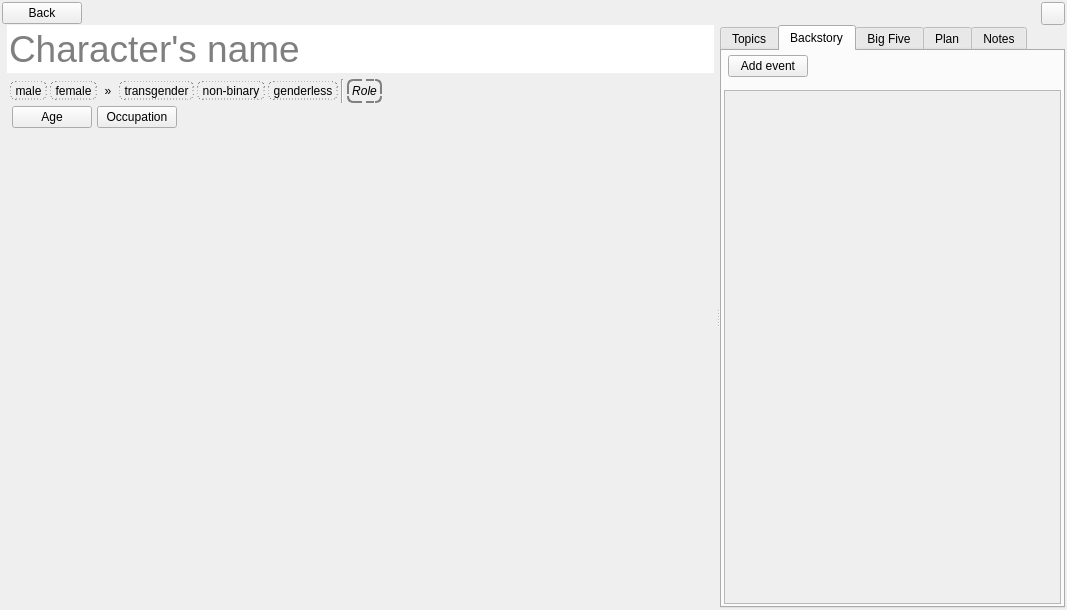
Old version of the form ui/character_editor.ui in the repository zkovari/plotlyst.
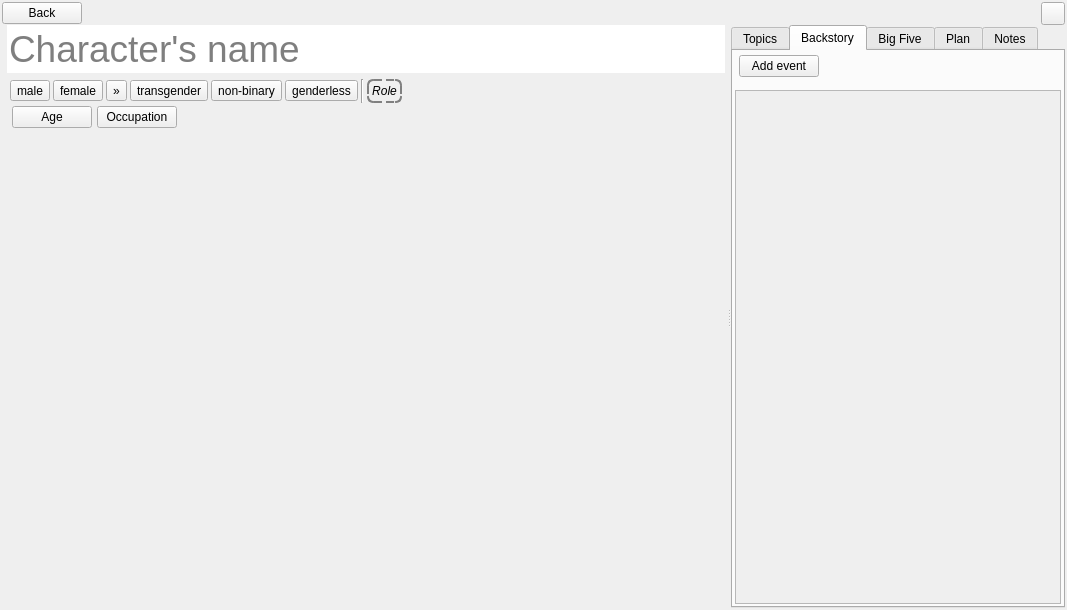
New version of the form. Custom widgets are drawn as their Qt base class.

Commit message: Gender button styles

The edit to the form file:
```diff
--- a/ui/character_editor.ui
+++ b/ui/character_editor.ui
@@ -202,20 +202,6 @@
                 <property name="toolTip">
                  <string>Male</string>
                 </property>
-                <property name="styleSheet">
-                 <string notr="true">QToolButton {
-	border: 1px dashed grey;
-	border-radius: 6px;
-}
-
-QToolButton:pressed {
-	border: 1px solid grey;
-}
-
-QToolButton:checked {
-		border: 2px solid #067bc2;	
-}</string>
-                </property>
                 <property name="text">
                  <string>male</string>
                 </property>
@@ -244,20 +230,6 @@
                 <property name="toolTip">
                  <string>Female</string>
                 </property>
-                <property name="styleSheet">
-                 <string notr="true">QToolButton {
-	border: 1px dashed grey;
-	border-radius: 6px;
-}
-
-QToolButton:pressed {
-	border: 1px solid grey;
-}
-
-QToolButton:checked {
-		border: 2px solid #832161;	
-}</string>
-                </property>
                 <property name="text">
                  <string>female</string>
                 </property>
@@ -283,15 +255,6 @@
                 <property name="toolTip">
                  <string>Display more genders</string>
                 </property>
-                <property name="styleSheet">
-                 <string notr="true">QToolButton {
-	border: 0px;
-}
-
-QToolButton:pressed {
-	color: white;
-}</string>
-                </property>
                 <property name="text">
                  <string>»</string>
                 </property>
@@ -311,20 +274,6 @@
                 <property name="toolTip">
                  <string>Transgender</string>
                 </property>
-                <property name="styleSheet">
-                 <string notr="true">QToolButton {
-	border: 1px dashed grey;
-	border-radius: 6px;
-}
-
-QToolButton:pressed {
-	border: 1px solid grey;
-}
-
-QToolButton:checked {
-	border: 2px solid #f4a261;	
-}</string>
-                </property>
                 <property name="text">
                  <string>transgender</string>
                 </property>
@@ -350,20 +299,6 @@
                 <property name="toolTip">
                  <string>Non-binary</string>
                 </property>
-                <property name="styleSheet">
-                 <string notr="true">QToolButton {
-	border: 1px dashed grey;
-	border-radius: 6px;
-}
-
-QToolButton:pressed {
-	border: 1px solid grey;
-}
-
-QToolButton:checked {
-		border: 2px solid #7209b7;	
-}</string>
-                </property>
                 <property name="text">
                  <string>non-binary</string>
                 </property>
@@ -389,20 +324,6 @@
                 <property name="toolTip">
                  <string>Genderless</string>
                 </property>
-                <property name="styleSheet">
-                 <string notr="true">QToolButton {
-	border: 1px dashed grey;
-	border-radius: 6px;
-}
-
-QToolButton:pressed {
-	border: 1px solid grey;
-}
-
-QToolButton:checked {
-		border: 2px solid #6c757d;	
-}</string>
-                </property>
                 <property name="text">
                  <string>genderless</string>
                 </property>
```
Left out of the diff: 18 changed lines with no effect on the pictures. The commit also changes 2 other files.
